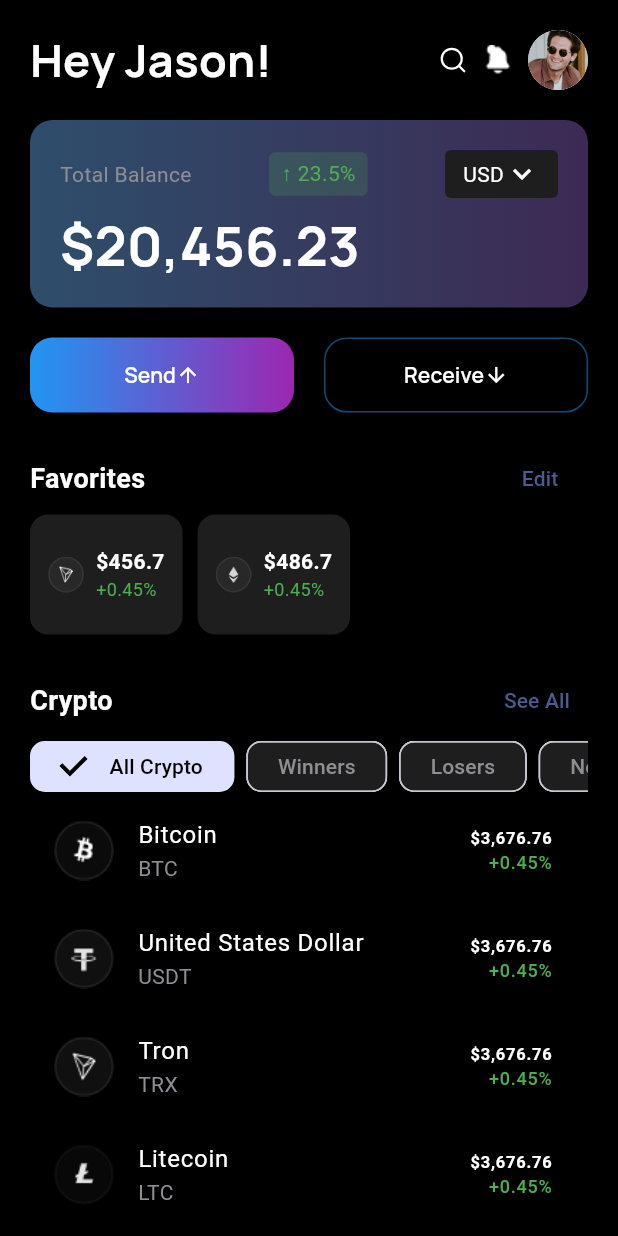
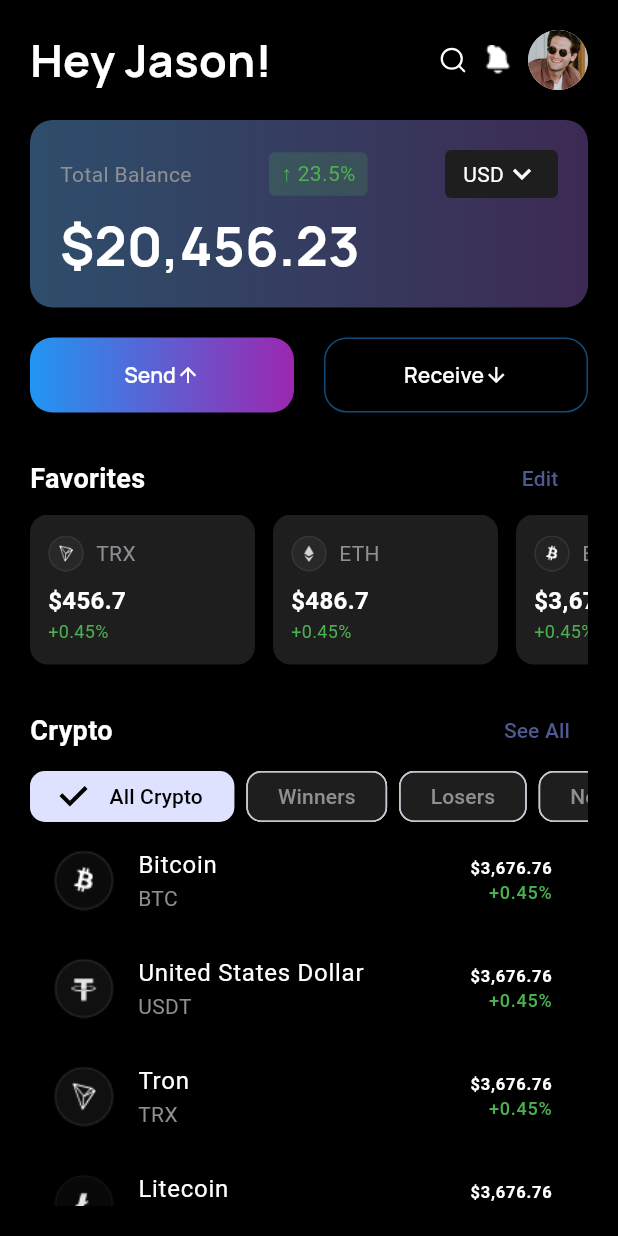
Before and after one commit to akintewe/Chain-Finance, a Flutter app: the WalletScreen screen opened directly, on a phone screen of 412 x 824 dp. Run offline on Flutter 3.47's test engine with Material 3 defaults, Android fonts, the phone set to English and light mode, and no system bars; our stand-ins replace flutter_svg, get, google_fonts.

Commit message:
wallet screeb

```diff
--- a/lib/views/home/wallet_screen.dart
+++ b/lib/views/home/wallet_screen.dart
@@ -25,6 +25,20 @@ class _WalletScreenState extends State<WalletScreen> {
       'amount': '\$486.7',
       'change': '+0.45%',
       'icon': 'assets/icons/Cryptocurrency (1).png',
+    },
+     {
+      'name': 'Bitcoin',
+      'symbol': 'BTC',
+      'price': '\$3,676.76',
+      'change': '+0.45%',
+      'icon': 'assets/icons/Cryptocurrency (2).png',
+    },
+    {
+      'name': 'United States Dollar',
+      'symbol': 'USDT',
+      'price': '\$3,676.76',
+      'change': '+0.45%',
+      'icon': 'assets/icons/Cryptocurrency (3).png',
     },
   ];
 
@@ -247,20 +261,26 @@ class _WalletScreenState extends State<WalletScreen> {
                 ],
               ),
 
-              SizedBox(
-                height: 80,
+              // Updated Favorites ListView
+              Container(
+                height: 100, // Increased height
                 child: ListView.builder(
                   scrollDirection: Axis.horizontal,
                   itemCount: favorites.length,
                   itemBuilder: (context, index) {
                     return Container(
-                      margin: const EdgeInsets.only(right: 10),
+                      width: 150, // Fixed width for each card
+                      margin: const EdgeInsets.only(right: 12),
                       padding: const EdgeInsets.all(12),
                       decoration: BoxDecoration(
                         color: AppColors.surface,
                         borderRadius: BorderRadius.circular(12),
                       ),
-                      child: Row(
+                      child: Column(
+                        crossAxisAlignment: CrossAxisAlignment.start,
+                        mainAxisAlignment: MainAxisAlignment.center,
+                        children: [
+                          Row(
                             children: [
                               Image.asset(
                                 favorites[index]['icon'],
@@ -268,15 +288,22 @@ class _WalletScreenState extends State<WalletScreen> {
                                 height: 24,
                               ),
                               const SizedBox(width: 8),
-                          Column(
-                            crossAxisAlignment: CrossAxisAlignment.start,
-                            mainAxisAlignment: MainAxisAlignment.center,
-                            children: [
                               Text(
-                                favorites[index]['amount'],
+                                favorites[index]['symbol'],
+                                style: const TextStyle(
+                                  color: AppColors.textSecondary,
+                                  fontSize: 14,
+                                ),
+                              ),
+                            ],
+                          ),
+                          const SizedBox(height: 8),
+                          Text(
+                            favorites[index]['amount'] ?? favorites[index]['price'],
                             style: const TextStyle(
                               color: AppColors.text,
                               fontWeight: FontWeight.bold,
+                              fontSize: 16,
                             ),
                           ),
                           Text(
@@ -285,8 +312,6 @@ class _WalletScreenState extends State<WalletScreen> {
                               color: Colors.green,
                               fontSize: 12,
                             ),
-                              ),
-                            ],
                           ),
                         ],
                       ),
```
Lines whose indentation alone changed are shown as unchanged.
